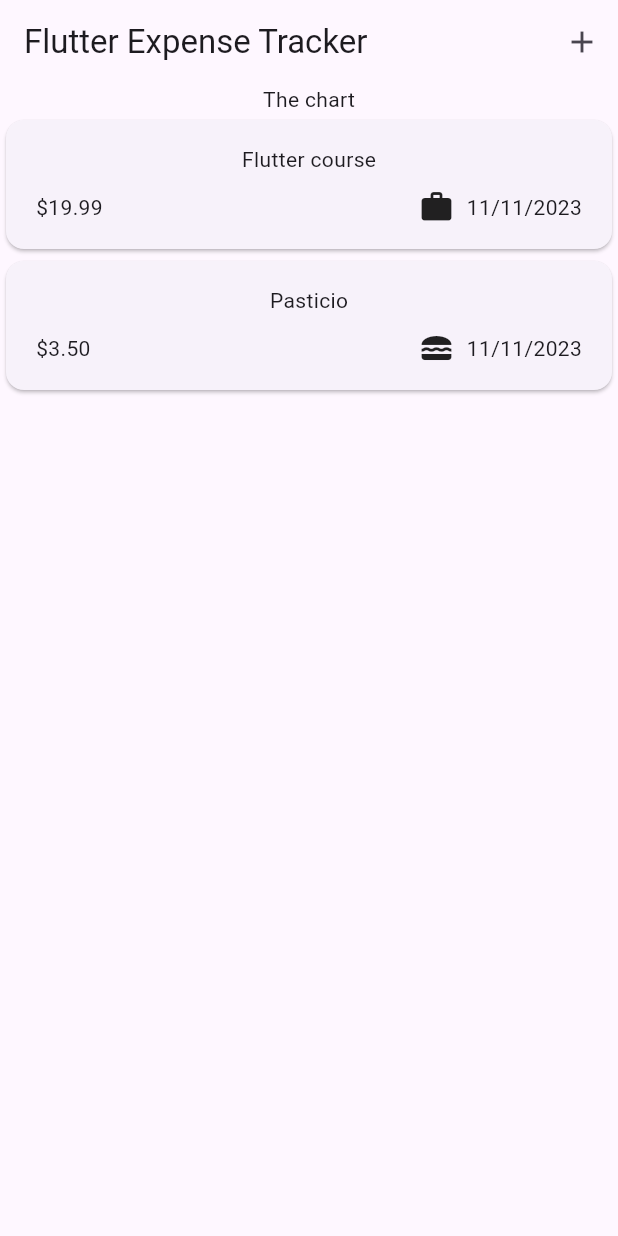
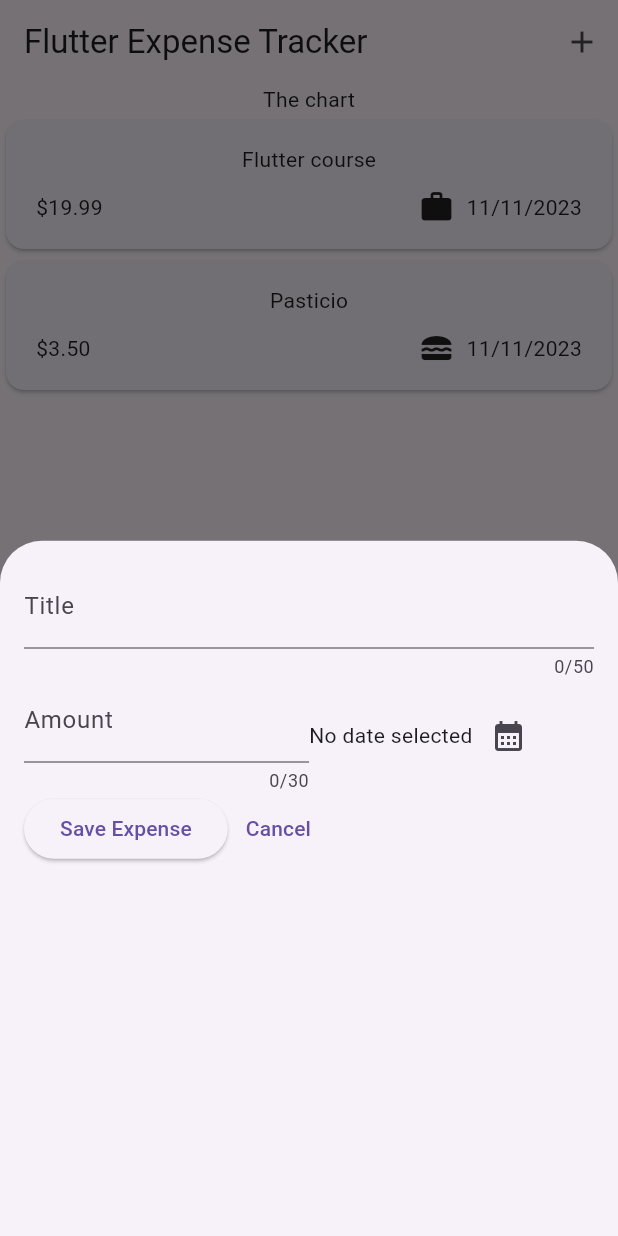
Before and after one commit to abouzia/expenses_tracker, a Flutter app: the screen it shows after launch, after a tap on the "add" icon, on a phone screen of 412 x 824 dp. Run offline on Flutter 3.47's test engine with Material 2 defaults, Android fonts, the phone set to English and light mode, and no system bars.

Commit message:
added new expense dialog and form validation

```diff
--- a/lib/widgets/expenses.dart
+++ b/lib/widgets/expenses.dart
@@ -1,5 +1,6 @@
 import 'package:expenses_tracker/widgets/expenses_list/expenses_list.dart';
 import 'package:expenses_tracker/models/expense.dart';
+import 'package:expenses_tracker/widgets/new_expense.dart';
 import 'package:flutter/material.dart';
 
 class Expenses extends StatefulWidget {
@@ -27,6 +28,13 @@ class _ExpensesState extends State<Expenses> {
     ),
   ];
 
+  _openAddExpenseOverlay() {
+    showModalBottomSheet(
+      context: context,
+      builder: (ctx) => const NewExpense(),
+    );
+  }
+
   @override
   Widget build(BuildContext context) {
     return Scaffold(
@@ -34,7 +42,7 @@ class _ExpensesState extends State<Expenses> {
           title: const Text('Flutter Expense Tracker'),
           actions: [
             IconButton(
-              onPressed: () {},
+              onPressed: _openAddExpenseOverlay,
               icon: const Icon(Icons.add),
             )
           ],
--- /dev/null
+++ b/lib/widgets/new_expense.dart
@@ -0,0 +1,122 @@
+import 'package:expenses_tracker/models/expense.dart';
+import 'package:flutter/material.dart';
+
+class NewExpense extends StatefulWidget {
+  const NewExpense({super.key});
+
+  @override
+  State<StatefulWidget> createState() {
+    return _NewExpenseState();
+  }
+}
+
+class _NewExpenseState extends State<NewExpense> {
+  final _titleController = TextEditingController();
+  final _amountController = TextEditingController();
+  DateTime? _seletectedDate;
+
+  void _openDatePicker() async {
+    final now = DateTime.now();
+    final firstDate = DateTime(now.year - 1, now.month, now.day);
+    final pickedDate = await showDatePicker(
+      context: context,
+      initialDate: _seletectedDate == null ? now : _seletectedDate!,
+      firstDate: firstDate,
+      lastDate: now,
+    );
+    setState(() {
+      _seletectedDate = pickedDate;
+    });
+  }
+
+  void _submitExpense() {
+    final enteredAmount = double.tryParse(_amountController.text);
+
+    final amountIsInvalid = enteredAmount == null || enteredAmount <= 0;
+
+    if (_titleController.text.trim().isEmpty || amountIsInvalid) {
+      showDialog(
+          context: context,
+          builder: (ctx) => AlertDialog(
+                title: const Text('Invalid input'),
+                content: const Text(
+                    'Please make sure a valid title, amount, date and category was entered.'),
+                actions: [
+                  TextButton(
+                      onPressed: () {
+                        Navigator.pop(ctx);
+                      },
+                      child: const Text('Okay'))
+                ],
+              ));
+    }
+  }
+
+  @override
+  void dispose() {
+    _titleController.dispose();
+    _amountController.dispose();
+    super.dispose();
+  }
+
+  @override
+  Widget build(BuildContext context) {
+    return Padding(
+      padding: const EdgeInsets.all(16),
+      child: Column(
+        children: [
+          TextField(
+            controller: _titleController,
+            maxLength: 50,
+            decoration: const InputDecoration(
+              label: Text('Title'),
+            ),
+          ),
+          Row(
+            children: [
+              Expanded(
+                child: TextField(
+                  controller: _amountController,
+                  maxLength: 30,
+                  keyboardType: TextInputType.number,
+                  decoration: const InputDecoration(
+                    prefixText: '\$ ',
+                    label: Text('Amount'),
+                  ),
+                ),
+              ),
+              Expanded(
+                child: Row(
+                  children: [
+                    Text(
+                      _seletectedDate == null
+                          ? 'No date selected'
+                          : formatter.format(_seletectedDate!),
+                    ),
+                    IconButton(
+                        onPressed: _openDatePicker,
+                        icon: const Icon(Icons.calendar_month)),
+                  ],
+                ),
+              )
+            ],
+          ),
+          Row(
+            children: [
+              ElevatedButton(
+                onPressed: _submitExpense,
+                child: const Text('Save Expense'),
+              ),
+              TextButton(
+                onPressed: () {
+                  Navigator.pop(context);
+                },
+                child: const Text('Cancel'),
+              )
+            ],
+          )
+        ],
+      ),
+    );
+  }
+}
```
